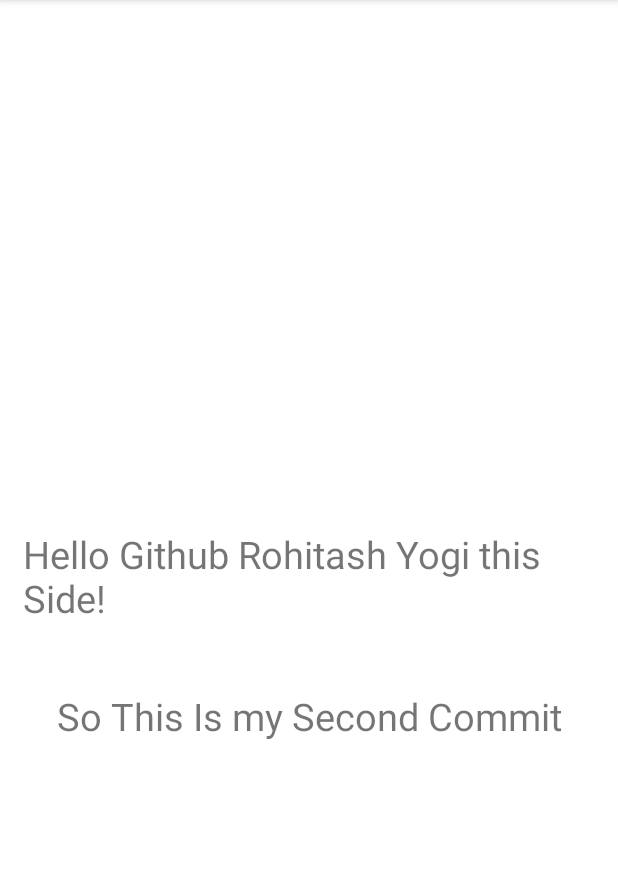
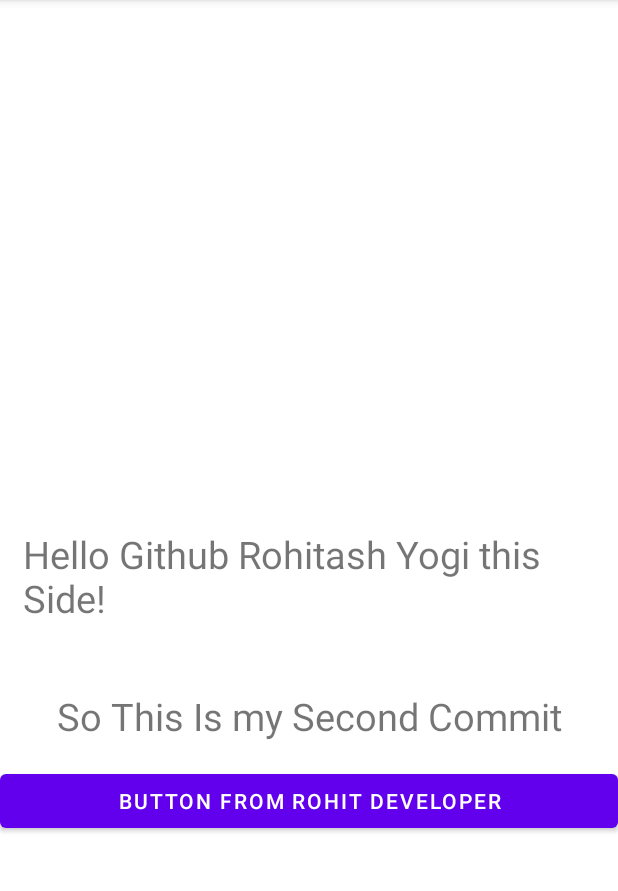
Before and after one commit to RohitashYogi/GithubLearning, an Android app: the screen it shows after launch (MainActivity), on a phone screen of 412 x 824 dp, the part 84-975 px from its top. Run offline under Robolectric (Android 15) with nearby library versions, the phone set to English and light mode, and no system bars.

Commit message:
Developer Rohit Commit new Button

```diff
--- a/app/src/main/res/layout/activity_main.xml
+++ b/app/src/main/res/layout/activity_main.xml
@@ -19,6 +19,7 @@
         app:layout_constraintTop_toTopOf="parent" />
 
     <TextView
+        android:id="@+id/text2"
         android:layout_width="wrap_content"
         android:layout_height="wrap_content"
         android:padding="15dp"
@@ -30,4 +31,11 @@
         app:layout_constraintTop_toBottomOf="@+id/textView"
         app:layout_constraintVertical_bias="0.05" />
 
+    <Button
+        app:layout_constraintTop_toBottomOf="@id/text2"
+        android:layout_width="match_parent"
+        android:layout_height="wrap_content"
+        android:text="Button From Rohit Developer"
+      ></Button>
+
 </androidx.constraintlayout.widget.ConstraintLayout>
```
